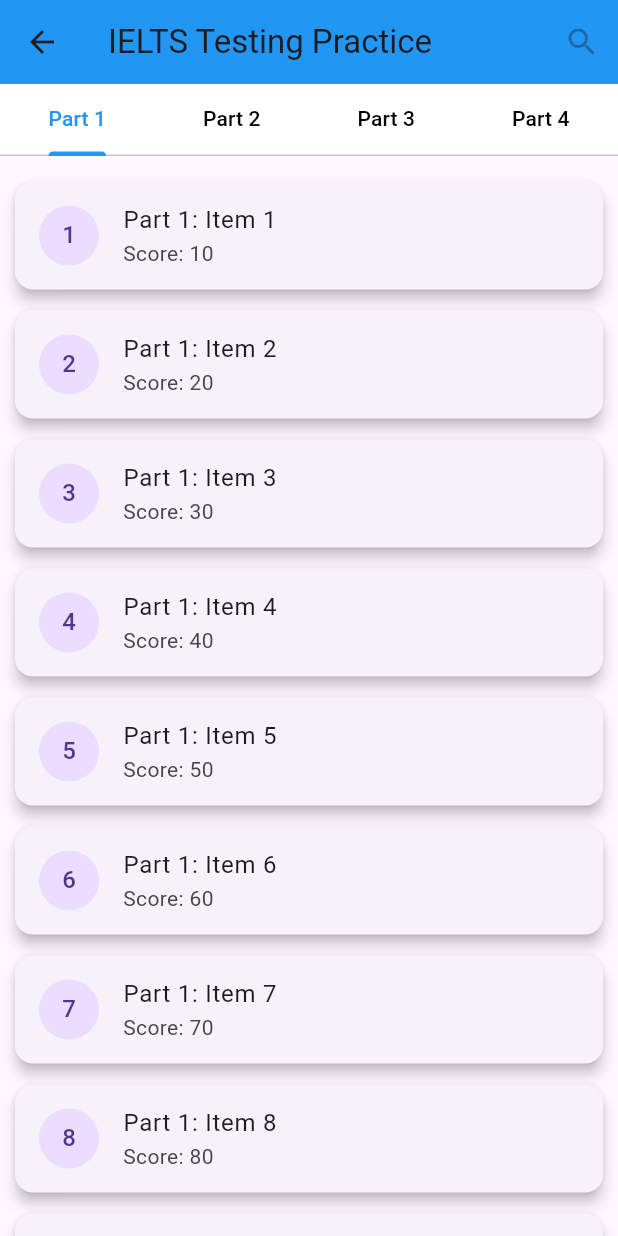
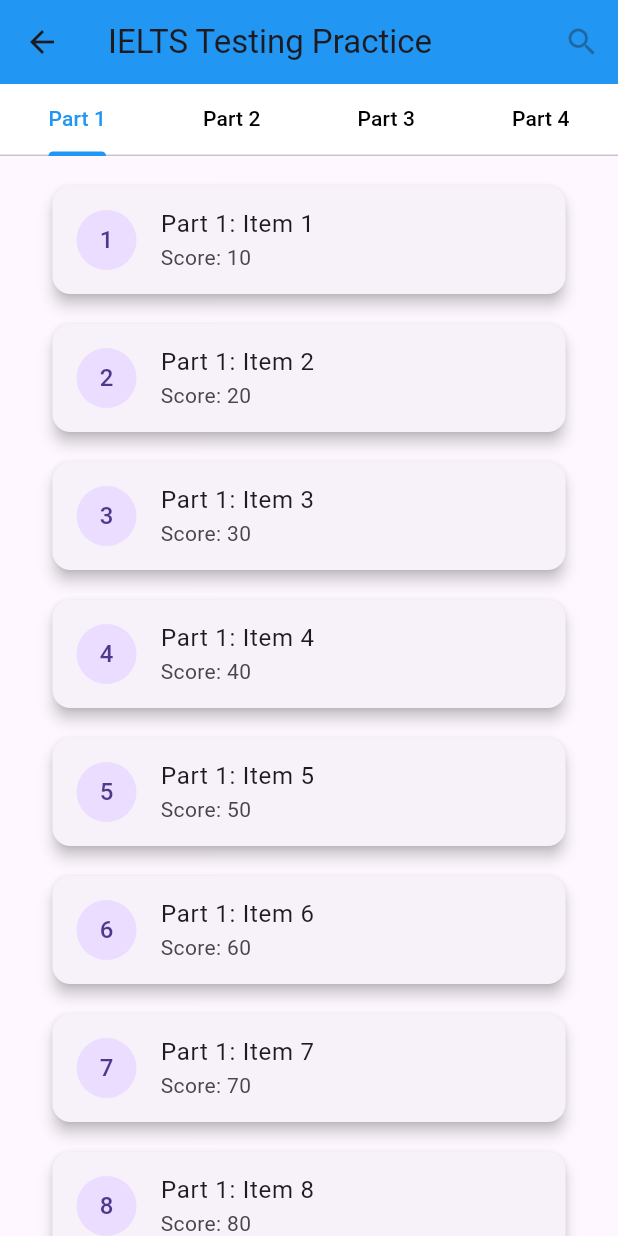
Before and after one commit to QuanNguyen15/ielts_application_flutter, a Flutter app: the IeltsTestingScreen screen opened by its route, on a phone screen of 412 x 824 dp. Run offline on Flutter 3.47's test engine with Material 3 defaults, Android fonts, the phone set to English and light mode, and no system bars; our stand-ins replace carousel_slider.

```diff
--- a/lib/pages/ielts_testing.dart
+++ b/lib/pages/ielts_testing.dart
@@ -55,7 +55,7 @@
       itemCount: 10,
       itemBuilder: (context, index) {
         return Card(
-          margin: EdgeInsets.symmetric(vertical: 7.0),
+          margin: EdgeInsets.symmetric(vertical: 10.0, horizontal: 25.0),
           elevation: 4.0,
           child: ListTile(
             leading: CircleAvatar(
```
